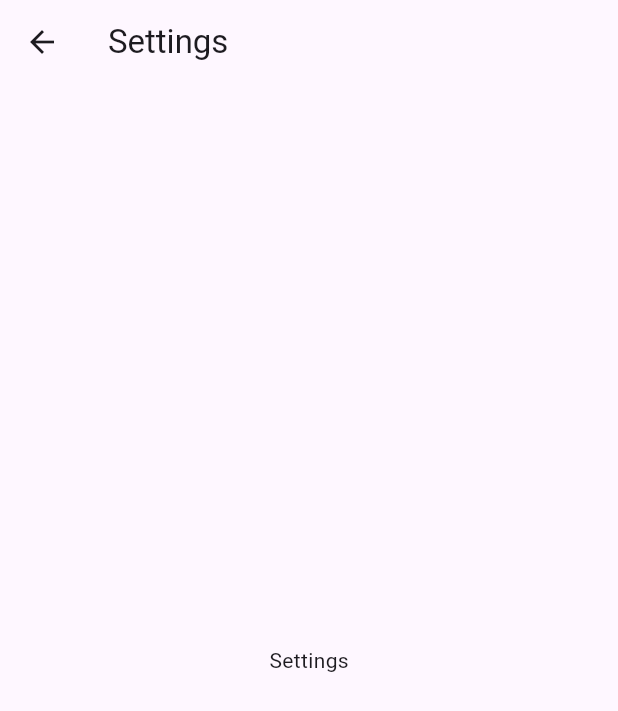
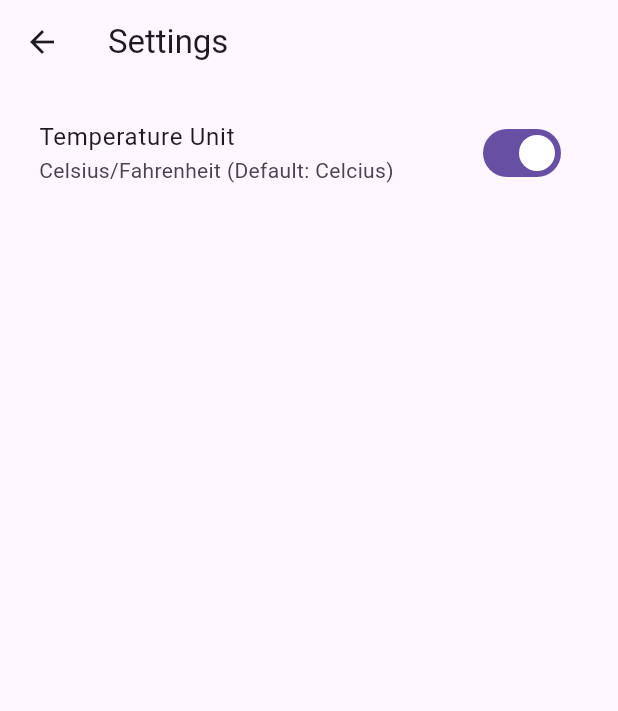
Before and after one commit to tricksterd/weather_app, a Flutter app: the SettingsPage screen opened directly, on a phone screen of 412 x 824 dp. Shown: the top 711 px of the screen. Run offline on Flutter 3.47's test engine with Material 3 defaults, Android fonts, the phone set to English and light mode, and no system bars; our stand-ins replace equatable, flutter_bloc, flutter_dotenv, recase.

Commit message:
implemented temperature unit changes

```diff
--- /dev/null
+++ b/lib/cubits/temp_settings/temp_settings_cubit.dart
@@ -0,0 +1,17 @@
+import 'package:flutter_bloc/flutter_bloc.dart';
+import 'package:equatable/equatable.dart';
+
+part 'temp_settings_state.dart';
+
+class TempSettingsCubit extends Cubit<TempSettingsState> {
+  TempSettingsCubit() : super(TempSettingsState.initial());
+
+  void toggleTempUnit() {
+    final newUnit = state.tempSettings == TempSettings.celsius
+        ? TempSettings.fahrenheit
+        : TempSettings.celsius;
+    emit(state.copyWith(
+      tempSettings: newUnit,
+    ));
+  }
+}
--- /dev/null
+++ b/lib/cubits/temp_settings/temp_settings_state.dart
@@ -0,0 +1,31 @@
+part of 'temp_settings_cubit.dart';
+
+enum TempSettings {
+  celsius,
+  fahrenheit,
+}
+
+class TempSettingsState extends Equatable {
+  final TempSettings tempSettings;
+  const TempSettingsState({
+    this.tempSettings = TempSettings.celsius,
+  });
+
+  factory TempSettingsState.initial() {
+    return const TempSettingsState();
+  }
+
+  @override
+  List<Object?> get props => [tempSettings];
+
+  @override
+  String toString() => 'TempSettingsState(tempSettings: $tempSettings)';
+
+  TempSettingsState copyWith({
+    TempSettings? tempSettings,
+  }) {
+    return TempSettingsState(
+      tempSettings: tempSettings ?? this.tempSettings,
+    );
+  }
+}
--- a/lib/main.dart
+++ b/lib/main.dart
@@ -2,6 +2,7 @@ import 'package:flutter/material.dart';
 import 'package:flutter_bloc/flutter_bloc.dart';
 import 'package:flutter_dotenv/flutter_dotenv.dart';
 import 'package:http/http.dart' as http;
+import 'package:weather_app/cubits/temp_settings/temp_settings_cubit.dart';
 
 import 'cubits/weather/weather_cubit.dart';
 import 'pages/home_page.dart';
@@ -30,6 +31,9 @@ class MainApp extends StatelessWidget {
               weatherRepository: context.read<WeatherRepository>(),
             ),
           ),
+          BlocProvider(
+            create: (context) => TempSettingsCubit(),
+          ),
         ],
         child: MaterialApp(
             title: 'Weather App',
--- a/lib/pages/settings_page.dart
+++ b/lib/pages/settings_page.dart
@@ -1,4 +1,6 @@
 import 'package:flutter/material.dart';
+import 'package:flutter_bloc/flutter_bloc.dart';
+import 'package:weather_app/cubits/temp_settings/temp_settings_cubit.dart';
 
 class SettingsPage extends StatefulWidget {
   const SettingsPage({super.key});
@@ -14,8 +16,18 @@ class _SettingsPageState extends State<SettingsPage> {
       appBar: AppBar(
         title: const Text('Settings'),
       ),
-      body: const Center(
-        child: Text('Settings'),
+      body: Padding(
+        padding: const EdgeInsets.all(10.0),
+        child: ListTile(
+          title: const Text('Temperature Unit'),
+          subtitle: const Text('Celsius/Fahrenheit (Default: Celcius)'),
+          trailing: Switch(
+              value: context.watch<TempSettingsCubit>().state.tempSettings ==
+                  TempSettings.celsius,
+              onChanged: (_) {
+                context.read<TempSettingsCubit>().toggleTempUnit();
+              }),
+        ),
       ),
     );
   }
```
Also changed, not shown: lib/pages/home_page.dart (+24 -2 lines).
